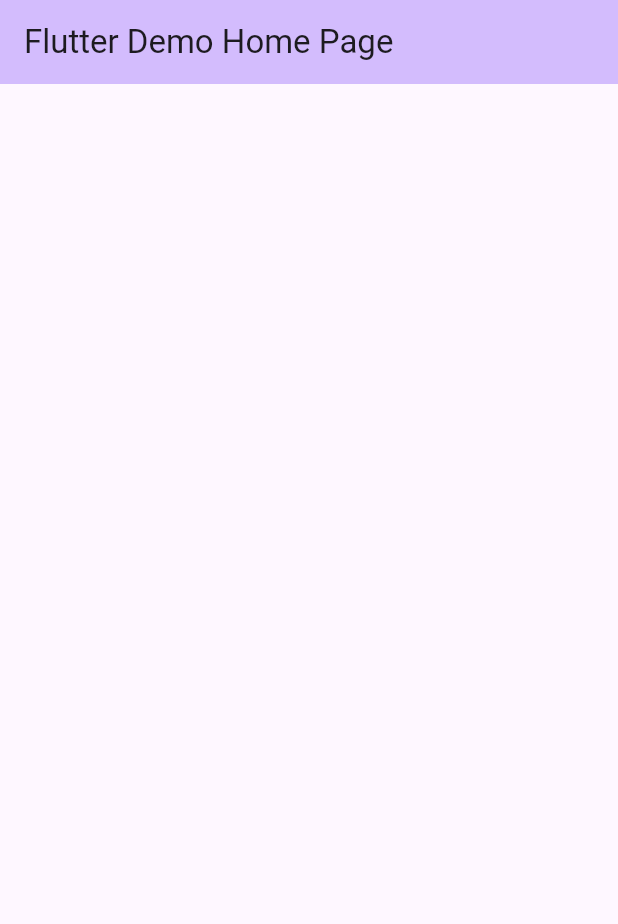
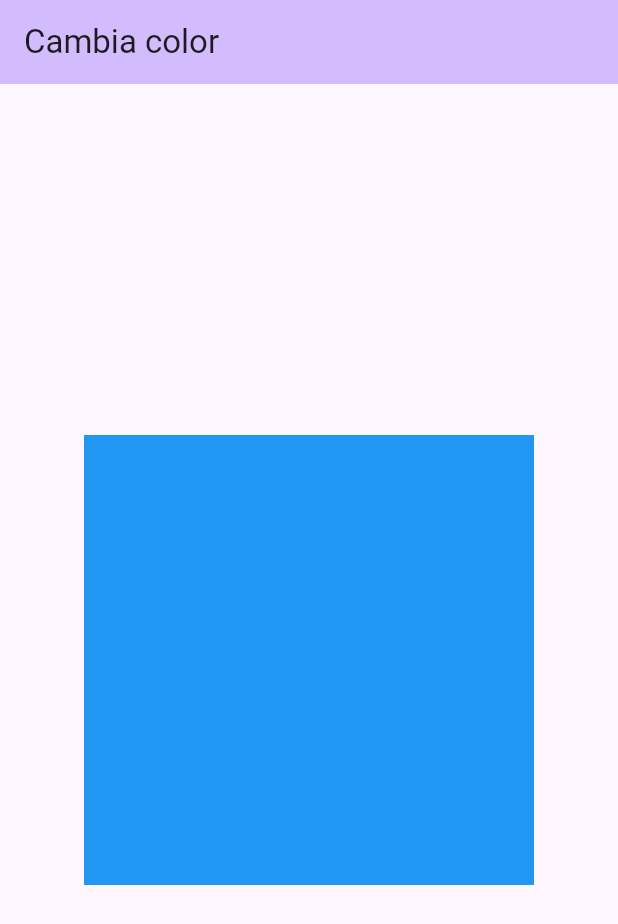
Before and after one commit to Progra-Movil-917/Prueba_Intermedia_semana3_ChristopherDuarte_622121244, a Flutter app: the screen it shows after launch, on a phone screen of 412 x 824 dp. Shown: the top 924 px of the screen. Run offline on Flutter 3.47's test engine with Material 3 defaults, Android fonts, the phone set to English and light mode, and no system bars.

Commit message:
Aplicacion final

```diff
--- a/lib/main.dart
+++ b/lib/main.dart
@@ -1,4 +1,5 @@
 import 'package:flutter/material.dart';
+import 'package:flutter/widgets.dart';
 
 void main() {
   runApp(const MyApp());
@@ -16,7 +17,7 @@ class MyApp extends StatelessWidget {
         colorScheme: ColorScheme.fromSeed(seedColor: Colors.deepPurple),
         useMaterial3: true,
       ),
-      home: const MyHomePage(title: 'Flutter Demo Home Page'),
+      home: const MyHomePage(title: 'Cambia color'),
     );
   }
 }
@@ -31,7 +32,11 @@ class MyHomePage extends StatefulWidget {
 }
 
 class _MyHomePageState extends State<MyHomePage> {
+//Variable "_color"de tipo Color.
   Color _color = Colors.blue;
+
+//Funcion que cambia el color de Container, esta funcion utiliza un operador ternario
+// para cambiar la variable "_color" de azul a rojo o de rojo azul.
 
   void _changeColor() {
     setState(() {
@@ -46,13 +51,18 @@ class _MyHomePageState extends State<MyHomePage> {
         backgroundColor: Theme.of(context).colorScheme.inversePrimary,
         title: Text(widget.title),
       ),
-      body: const Center(
-        child: Column(
-          mainAxisAlignment: MainAxisAlignment.center,
-          children: <Widget>[],
+      body: Center(
+// Widget GestureDetector es el responsable que al tocar la pantalla y mediante la propiedad
+// onTap manda  a llamar la funcion _changeColor
+          child: GestureDetector(
+        onTap: _changeColor,
+        // Widget Container tiene como propiedad Color la variable _color.
+        child: Container(
+          color: _color,
+          width: 300,
+          height: 300,
         ),
-      ),
-      // This trailing comma makes auto-formatting nicer for build methods.
+      )),
     );
   }
 }
```
